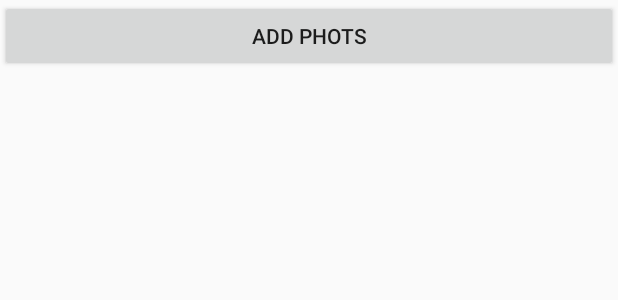
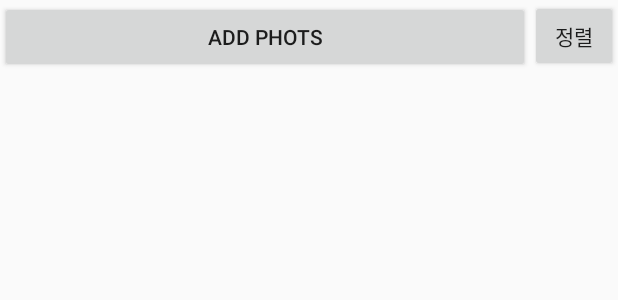
Before and after one commit to zxc7023/Photovel, an Android app: the layout activity_photo_main.xml on its own in the app's theme, with its tools: preview values and no code run, on a phone screen of 412 x 824 dp. Shown: the top 300 px of the screen. Run offline under Robolectric (Android 15) with nearby library versions, the phone set to English and light mode, and no system bars.

Commit message:
170609 jhr

```diff
--- a/app/src/main/java/com/kitri/photovel/content/PhotoAdapter.java
+++ b/app/src/main/java/com/kitri/photovel/content/PhotoAdapter.java
@@ -112,11 +112,9 @@ public class PhotoAdapter extends RecyclerView.Adapter<PhotoAdapter.ViewHolder>{
         holder.tvDate.setOnClickListener(new View.OnClickListener() {
             @Override
             public void onClick(View v) {
-                Log.i("position2",position+"");
                 pa = new PhotoAdapter();
                 pa.setPosition(position);
                 pa.setHolder(holder);
-                Log.i("position3",pa.getPosition()+"");
 
                 final Date date=mDataset.get(pa.getPosition()).getPhotoDate();
                 String date2=null;
--- a/app/src/main/res/layout/activity_photo_main.xml
+++ b/app/src/main/res/layout/activity_photo_main.xml
@@ -5,11 +5,23 @@
     android:layout_width="match_parent"
     android:layout_height="match_parent"
     android:orientation="vertical">
-    <Button
-        android:id="@+id/btnAddPhots"
+    <LinearLayout
         android:layout_width="match_parent"
         android:layout_height="wrap_content"
-        android:text="Add Phots"/>
+        android:orientation="horizontal">
+        <Button
+            android:id="@+id/btnAddPhots"
+            android:layout_width="match_parent"
+            android:layout_height="wrap_content"
+            android:text="Add Phots"
+            android:layout_weight="2"/>
+        <Button
+            android:id="@+id/btnSort"
+            android:layout_width="wrap_content"
+            android:layout_height="wrap_content"
+            android:text="정렬"
+            android:layout_weight="1"/>
+    </LinearLayout>
 
     <android.support.v7.widget.RecyclerView
         xmlns:android="http://schemas.android.com/apk/res/android"
```
Also changed, not shown: app/src/main/java/com/kitri/photovel/content/PhotoMain.java (+10 -1 lines).
